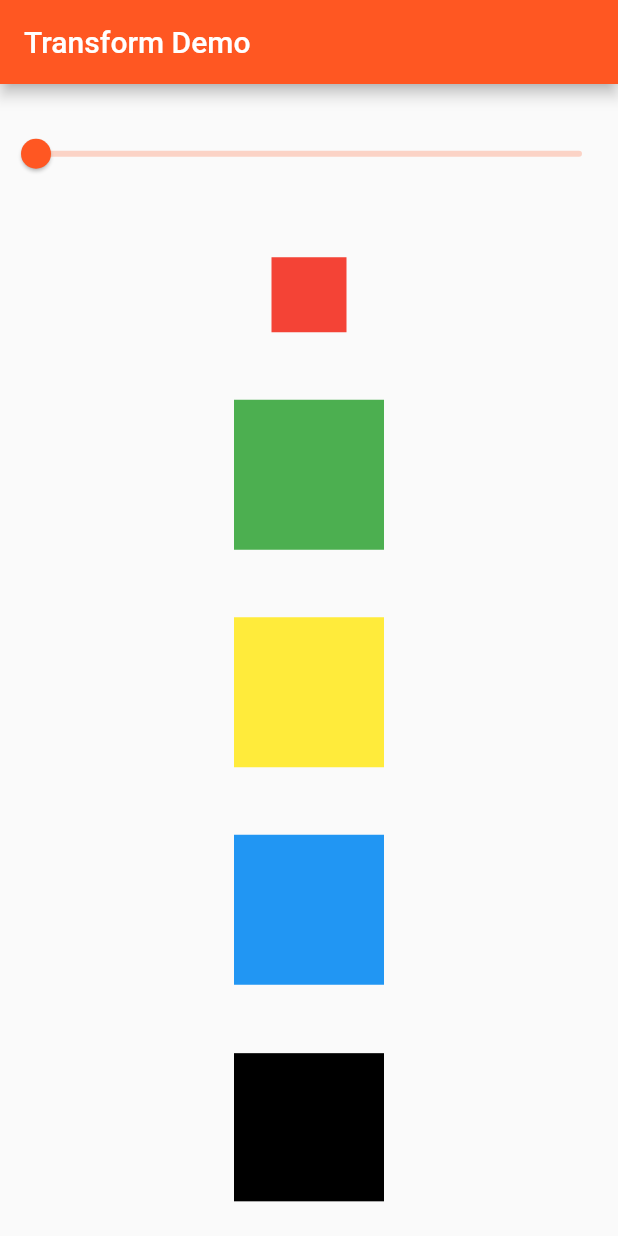
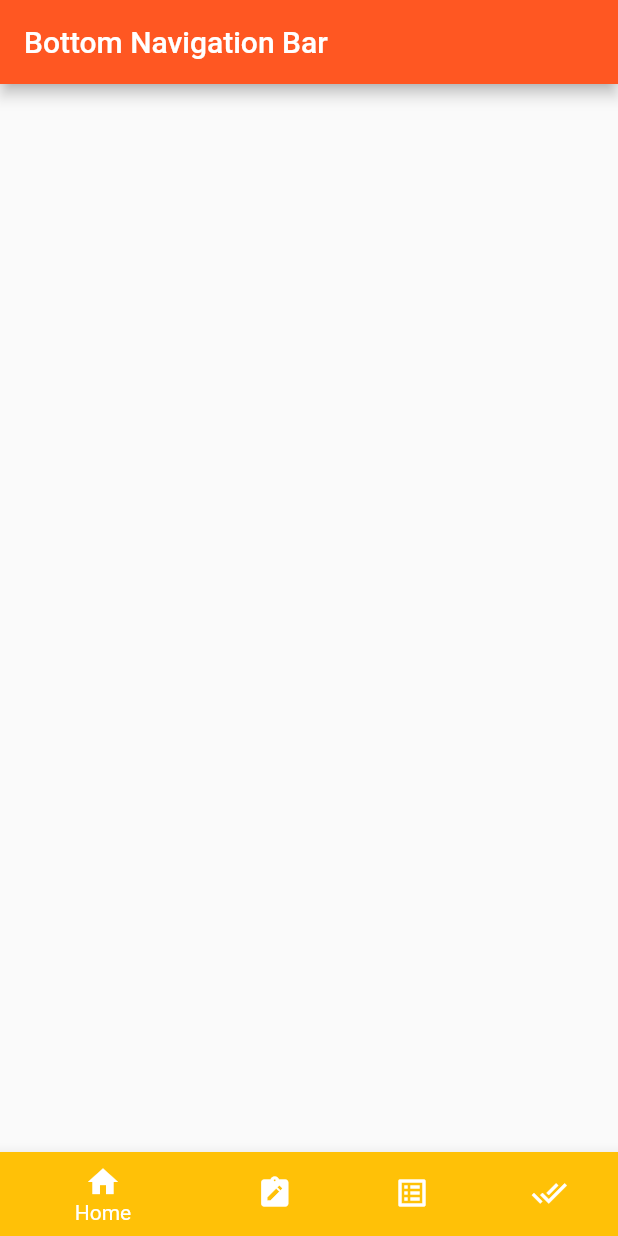
Before and after one commit to taydinadnan/transformWidgets, a Flutter app: the screen it shows after launch, on a phone screen of 412 x 824 dp. Run offline on Flutter 3.47's test engine with Material 2 defaults, Android fonts, the phone set to English and light mode, and no system bars.

Commit message:
BottomNavigationBar

```diff
--- a/lib/main.dart
+++ b/lib/main.dart
@@ -1,11 +1,12 @@
 import 'package:flutter/material.dart';
-import 'package:ui_with_flutter/UI/stack.dart';
-import 'package:ui_with_flutter/transform/transforms.dart';
+import 'package:ui_with_flutter/navigationb.dart';
 
-void main() => runApp(MyApp());
+void main() => runApp(const MyApp());
 
 class MyApp extends StatelessWidget {
   final String title = 'Transform Example';
+
+  const MyApp({Key? key}) : super(key: key);
 
   @override
   Widget build(BuildContext context) => MaterialApp(
@@ -18,6 +19,7 @@ class MyApp extends StatelessWidget {
 class MainPage extends StatefulWidget {
   final String title;
 
+  // ignore: use_key_in_widget_constructors
   const MainPage({
     required this.title,
   });
@@ -28,7 +30,8 @@ class MainPage extends StatefulWidget {
 
 class _MainPageState extends State<MainPage> {
   @override
-  Widget build(BuildContext context) => Scaffold(body: TransformDemo()
+  Widget build(BuildContext context) => const Scaffold(body: BottomNavigation()
+      //TransformDemo()
       //StackWidge()
       //   FrontToBack(
       //   urlFront: 'assets/1.png',
--- /dev/null
+++ b/lib/navigationb.dart
@@ -0,0 +1,54 @@
+import 'package:flutter/material.dart';
+
+class BottomNavigation extends StatefulWidget {
+  const BottomNavigation({Key? key}) : super(key: key);
+
+  @override
+  _BottomNavigationState createState() => _BottomNavigationState();
+}
+
+class _BottomNavigationState extends State<BottomNavigation> {
+  int _currentIndex = 0;
+
+  @override
+  Widget build(BuildContext context) {
+    return Scaffold(
+      appBar: AppBar(
+        title: const Text(
+          'Bottom Navigation Bar',
+        ),
+      ),
+      body: Container(),
+      bottomNavigationBar: BottomNavigationBar(
+        currentIndex: _currentIndex,
+        items: const [
+          BottomNavigationBarItem(
+            icon: Icon(Icons.home),
+            title: Text('Home'),
+            backgroundColor: Colors.amber,
+          ),
+          BottomNavigationBarItem(
+            icon: Icon(Icons.note_alt),
+            title: Text('Notes'),
+            backgroundColor: Colors.red,
+          ),
+          BottomNavigationBarItem(
+            icon: Icon(Icons.list_alt),
+            title: Text('To-do-list'),
+            backgroundColor: Colors.green,
+          ),
+          BottomNavigationBarItem(
+            icon: Icon(Icons.done_all),
+            title: Text('Work Done'),
+            backgroundColor: Colors.blue,
+          ),
+        ],
+        onTap: (index) {
+          setState(() {
+            _currentIndex = index;
+          });
+        },
+      ),
+    );
+  }
+}
--- a/lib/transform/transforms.dart
+++ b/lib/transform/transforms.dart
@@ -1,7 +1,7 @@
 import 'package:flutter/material.dart';
 
 class TransformDemo extends StatefulWidget {
-  TransformDemo({Key? key}) : super();
+  const TransformDemo({Key? key}) : super();
 
   final String title = 'Transform Demo';
 
```
